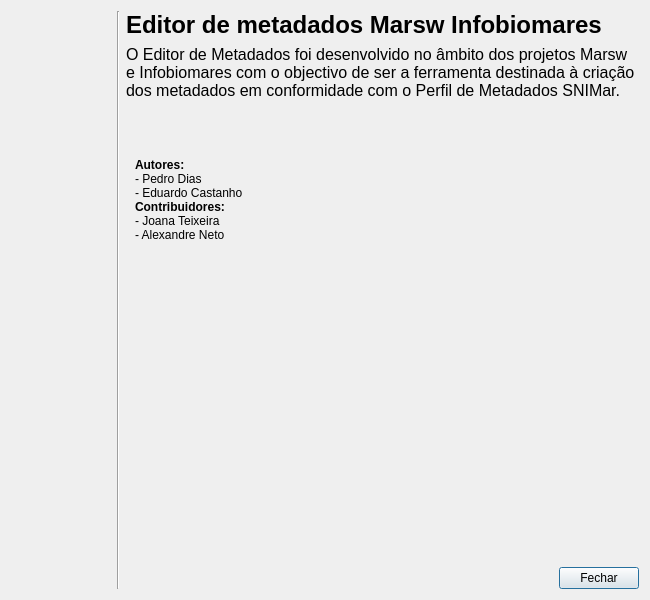
Before: the Qt Designer form EditorMetadadosMarswInforbiomares/snimarQtInterfaceView/templates/dialogs/about.ui in jgrocha/snimar_qgis_plugin, drawn with Qt 5.
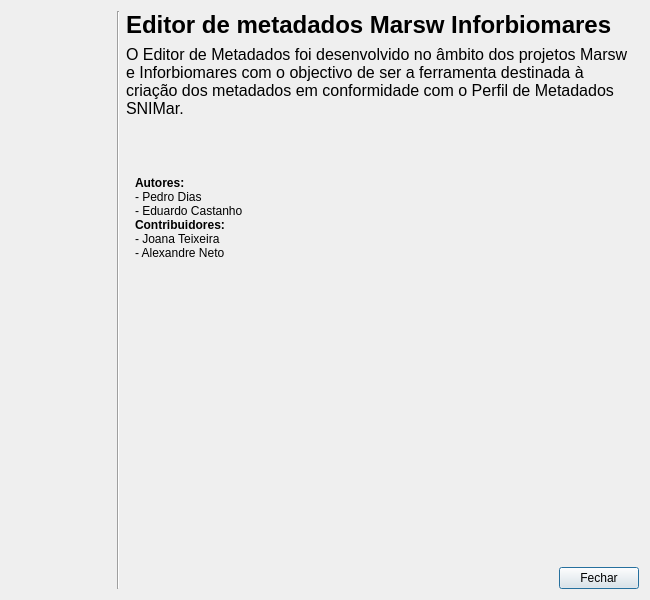
After: the same form once the commit is applied. Icons and pictures are not drawn.

Commit message: Purged Infobiomares typo error

What changed in the file:
```diff
--- a/EditorMetadadosMarswInforbiomares/snimarQtInterfaceView/templates/dialogs/about.ui
+++ b/EditorMetadadosMarswInforbiomares/snimarQtInterfaceView/templates/dialogs/about.ui
@@ -59,7 +59,7 @@
       </font>
      </property>
      <property name="text">
-      <string>Editor de metadados Marsw Infobiomares</string>
+      <string>Editor de metadados Marsw Inforbiomares</string>
      </property>
     </widget>
    </item>
@@ -336,7 +336,7 @@
       <enum>QFrame::Raised</enum>
      </property>
      <property name="text">
-      <string>&lt;html&gt;&lt;head/&gt;&lt;body&gt;&lt;p&gt;O Editor de Metadados foi desenvolvido no âmbito dos projetos Marsw e Infobiomares com o objectivo de ser a ferramenta destinada à criação dos metadados em conformidade com o Perfil de Metadados SNIMar.&lt;/p&gt;&lt;/body&gt;&lt;/html&gt;</string>
+      <string>&lt;html&gt;&lt;head/&gt;&lt;body&gt;&lt;p&gt;O Editor de Metadados foi desenvolvido no âmbito dos projetos Marsw e Inforbiomares com o objectivo de ser a ferramenta destinada à criação dos metadados em conformidade com o Perfil de Metadados SNIMar.&lt;/p&gt;&lt;/body&gt;&lt;/html&gt;</string>
      </property>
      <property name="textFormat">
       <enum>Qt::RichText</enum>
```
Left out of the diff: 2 changed lines with no effect on the pictures. The commit also changes 41 other files.
